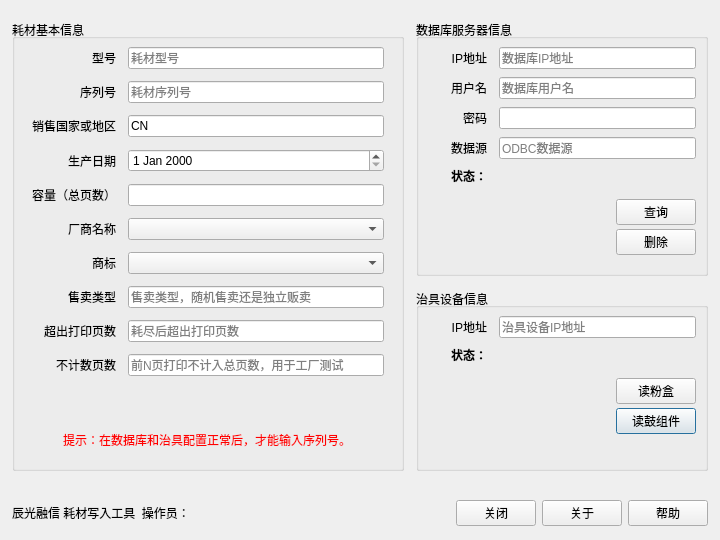
Qt form supplywriter.ui (zlmone/supply_writer) before a commit.
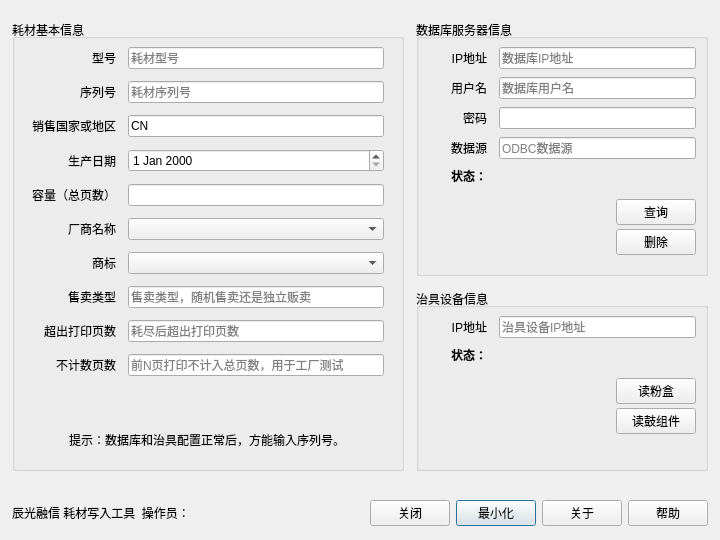
The same form after that commit. The open tabs and pages were chosen to show the change.

Diff of the .ui file:
```diff
--- a/supplywriter.ui
+++ b/supplywriter.ui
@@ -346,7 +346,7 @@
        <height>36</height>
       </rect>
      </property>
-     <layout class="QHBoxLayout" name="horizontalLayout_2" stretch="0,0,0,0,0,0">
+     <layout class="QHBoxLayout" name="horizontalLayout_2" stretch="0,0,0,0,0,0,0">
       <property name="spacing">
        <number>6</number>
       </property>
@@ -399,6 +399,16 @@
         </property>
        </widget>
       </item>
+      <item>
+       <widget class="QPushButton" name="pushButton">
+        <property name="toolTip">
+         <string>最小化到右下角托盘栏</string>
+        </property>
+        <property name="text">
+         <string>最小化</string>
+        </property>
+       </widget>
+      </item>
       <item>
        <widget class="QPushButton" name="AboutButton">
         <property name="text">
@@ -738,7 +748,7 @@
           <item>
            <widget class="QLabel" name="label_48">
             <property name="text">
-             <string>&lt;html&gt;&lt;head/&gt;&lt;body&gt;&lt;p&gt;&lt;span style=&quot; color:#ff0000;&quot;&gt;提示：在数据库和治具配置正常后，才能输入序列号。&lt;/span&gt;&lt;/p&gt;&lt;/body&gt;&lt;/html&gt;</string>
+             <string>提示：数据库和治具配置正常后，方能输入序列号。</string>
             </property>
             <property name="alignment">
              <set>Qt::AlignCenter</set>
```
Left out of the diff: 5 changed lines with no effect on the pictures.
